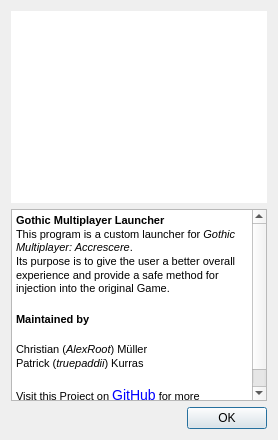
Old version of the form src/dialoginfo.ui in the repository GothicMultiplayerAccrescere/Launcher.
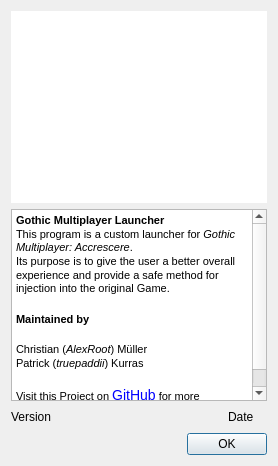
New version of the form. Icons and pictures are not drawn.

Commit message: [+] added version and date, fixed crlf->lf and fixed coding conventions

What changed in the file:
```diff
--- a/src/dialoginfo.ui
+++ b/src/dialoginfo.ui
@@ -13,7 +13,7 @@
     <x>0</x>
     <y>0</y>
     <width>532</width>
-    <height>439</height>
+    <height>466</height>
    </rect>
   </property>
   <property name="sizePolicy">
@@ -37,11 +37,6 @@
     <enum>QLayout::SetFixedSize</enum>
    </property>
    <item>
-    <layout class="QVBoxLayout" name="verticalLayout_2">
-     <property name="sizeConstraint">
-      <enum>QLayout::SetDefaultConstraint</enum>
-     </property>
-     <item>
       <widget class="QGraphicsView" name="graphicsView">
        <property name="sizePolicy">
         <sizepolicy hsizetype="Expanding" vsizetype="Fixed">
@@ -98,6 +93,49 @@
        </property>
        <property name="placeholderText">
         <string notr="true"/>
+     </property>
+    </widget>
+   </item>
+   <item>
+    <layout class="QHBoxLayout" name="horizontalLayout">
+     <item>
+      <widget class="QLabel" name="label">
+       <property name="text">
+        <string>Version</string>
+       </property>
+      </widget>
+     </item>
+     <item>
+      <widget class="QLabel" name="labelVersion">
+       <property name="text">
+        <string/>
+       </property>
+      </widget>
+     </item>
+     <item>
+      <spacer name="horizontalSpacer">
+       <property name="orientation">
+        <enum>Qt::Horizontal</enum>
+       </property>
+       <property name="sizeHint" stdset="0">
+        <size>
+         <width>40</width>
+         <height>20</height>
+        </size>
+       </property>
+      </spacer>
+     </item>
+     <item>
+      <widget class="QLabel" name="label_2">
+       <property name="text">
+        <string>Date</string>
+       </property>
+      </widget>
+     </item>
+     <item>
+      <widget class="QLabel" name="labelBuildDate">
+       <property name="text">
+        <string/>
        </property>
       </widget>
      </item>
```
Lines whose indentation alone changed are shown as unchanged. The commit also changes 3 other files.
